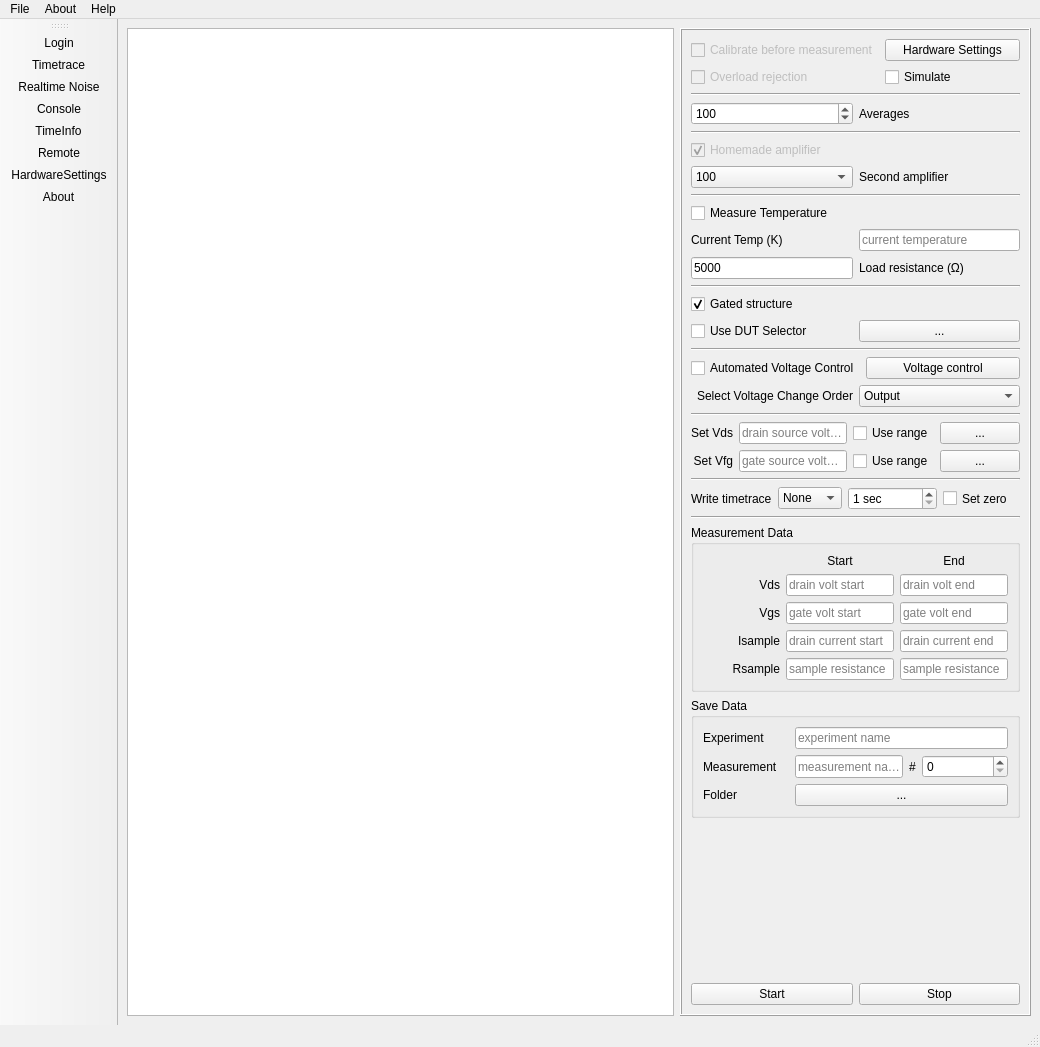
The window that PyFANS/UI/UI_NoiseMeasurement_v5.ui (zigorrom/PyFANS) describes before a commit, drawn with Qt 5.
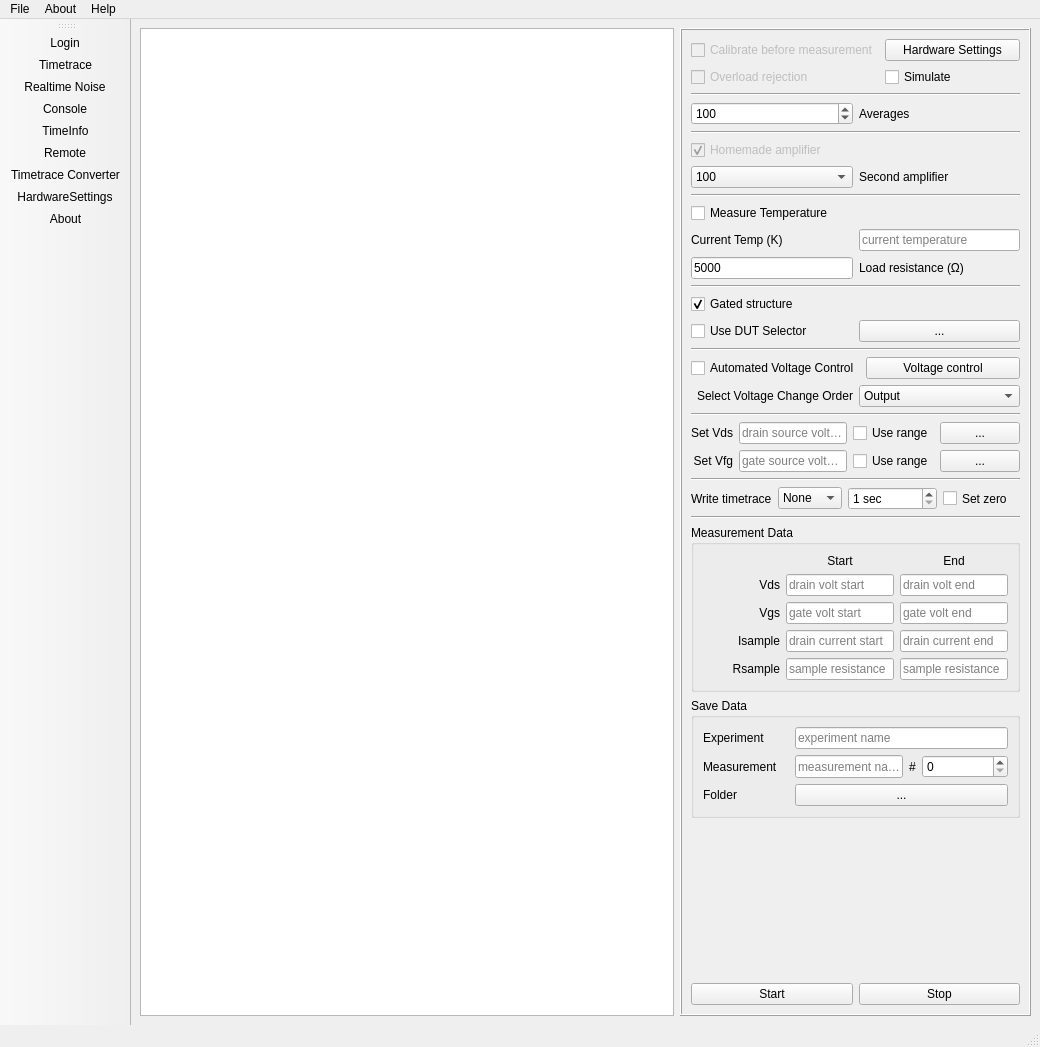
The same window after the commit. Icons and pictures are not drawn. Custom widgets are drawn as their Qt base class.

```diff
--- a/PyFANS/UI/UI_NoiseMeasurement_v5.ui
+++ b/PyFANS/UI/UI_NoiseMeasurement_v5.ui
@@ -1207,6 +1207,7 @@
    <addaction name="actionOpenConsoleWindow"/>
    <addaction name="actionTimeInfoWindow"/>
    <addaction name="actionOpenRemote"/>
+   <addaction name="actionTimetraceConverter"/>
    <addaction name="actionHardwareSettings"/>
    <addaction name="actionAbout"/>
   </widget>
@@ -1319,6 +1320,15 @@
     <string>Что же делать?</string>
    </property>
   </action>
+  <action name="actionTimetraceConverter">
+   <property name="icon">
+    <iconset resource="icon_resources.qrc">
+     <normaloff>:/icons/Icons/timetrace_conversion_64x64.png</normaloff>:/icons/Icons/timetrace_conversion_64x64.png</iconset>
+   </property>
+   <property name="text">
+    <string>Timetrace Converter</string>
+   </property>
+  </action>
  </widget>
  <customwidgets>
   <customwidget>
```
Left out of the diff: 2 changed lines with no effect on the pictures.
